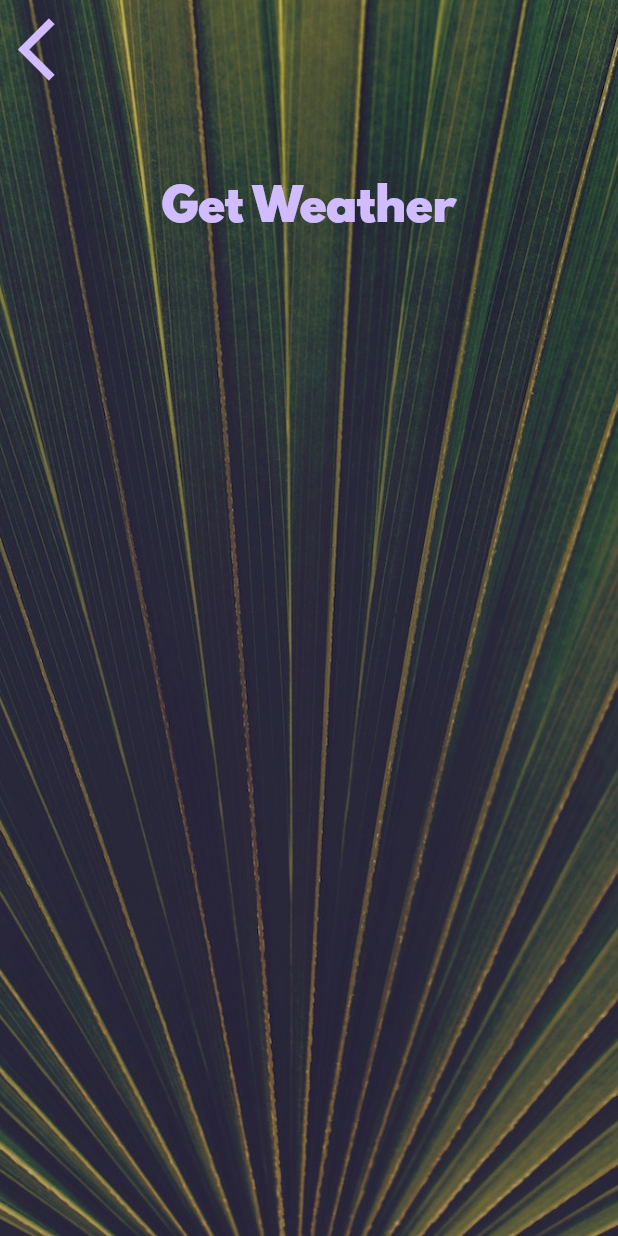
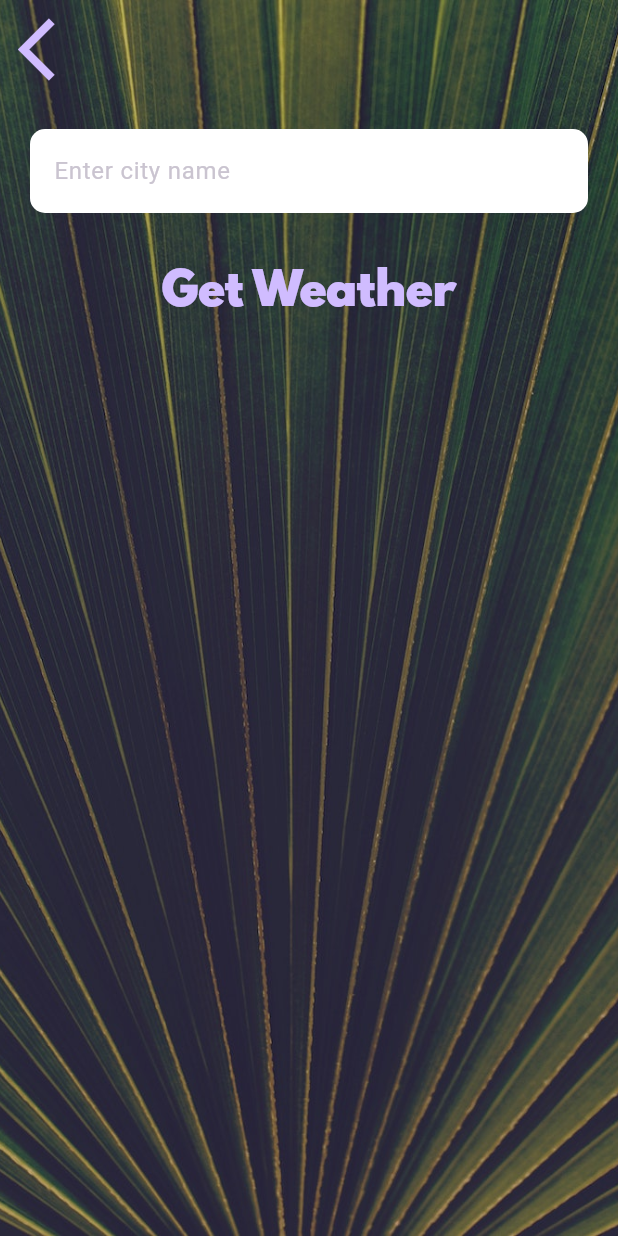
Before and after one commit to JoseArturoGuzman/weatherapp, a Flutter app: the CityScreen screen opened directly, on a phone screen of 412 x 824 dp. Run offline on Flutter 3.47's test engine with Material 3 defaults, Android fonts, the phone set to English and light mode, and no system bars; our stand-ins replace flutter_spinkit, geolocator.

Commit message:
Add: Clase 8 de enero.

```diff
--- a/lib/screens/city_screen.dart
+++ b/lib/screens/city_screen.dart
@@ -7,6 +7,7 @@ class CityScreen extends StatefulWidget {
 }
 
 class _CityScreenState extends State<CityScreen> {
+  String? cityname;
   @override
   Widget build(BuildContext context) {
     return Scaffold(
@@ -24,7 +25,9 @@ class _CityScreenState extends State<CityScreen> {
               Align(
                 alignment: Alignment.topLeft,
                 child: TextButton(
-                  onPressed: () {},
+                  onPressed: () {
+                    Navigator.pop(context);
+                  },
                   child: Icon(
                     Icons.arrow_back_ios,
                     size: 50.0,
@@ -33,10 +36,26 @@ class _CityScreenState extends State<CityScreen> {
               ),
               Container(
                 padding: EdgeInsets.all(20.0),
-                child: null,
+                child: TextField(
+                  onChanged: (value) {
+                    cityname = value;
+                  },
+                  style: TextStyle(color: Colors.black),
+                  decoration: InputDecoration(
+                    fillColor: Colors.white,
+                    filled: true,
+                    hintText: 'Enter city name',
+                    border: OutlineInputBorder(
+                      borderSide:  BorderSide.none,
+                      borderRadius: BorderRadius.circular(10)
+                    )
+                  ),
+                ),
               ),
               TextButton(
-                onPressed: () {},
+                onPressed: () {
+                  Navigator.pop(context,cityname);
+                },
                 child: Text(
                   'Get Weather',
                   style: kButtonTextStyle,
```
Also changed, not shown: lib/screens/location_screen.dart (+18 -2 lines), lib/services/weather.dart (+12 -2 lines).
